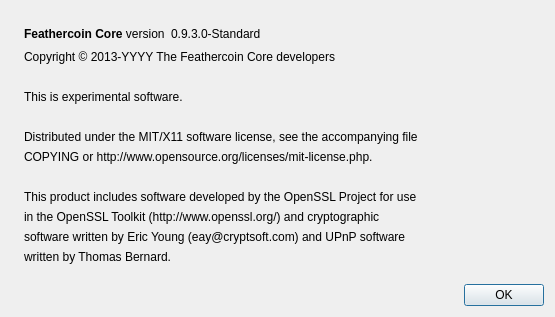
First picture: the form in src/qt/forms/aboutdialog.ui, repository FeatherCoin/Feathercoin, before the edit.
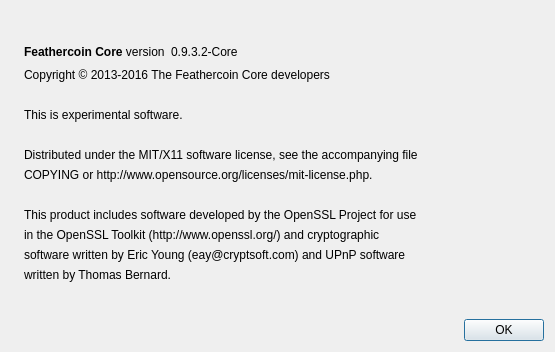
Second picture: the form after the edit. Icons and pictures are not drawn.

Commit message: Updated version and copyright date on about box - review on next release

The edit to the form file:
```diff
--- a/src/qt/forms/aboutdialog.ui
+++ b/src/qt/forms/aboutdialog.ui
@@ -7,7 +7,7 @@
     <x>0</x>
     <y>0</y>
     <width>555</width>
-    <height>317</height>
+    <height>352</height>
    </rect>
   </property>
   <property name="windowTitle">
@@ -63,7 +63,7 @@
           <cursorShape>IBeamCursor</cursorShape>
          </property>
          <property name="text">
-          <string notr="true">0.9.3.0-Standard</string>
+          <string notr="true">0.9.3.2-Core</string>
          </property>
          <property name="textInteractionFlags">
           <set>Qt::LinksAccessibleByMouse|Qt::TextSelectableByKeyboard|Qt::TextSelectableByMouse</set>
@@ -91,7 +91,7 @@
         <cursorShape>IBeamCursor</cursorShape>
        </property>
        <property name="text">
-        <string notr="true">Copyright &amp;copy; 2013-YYYY The Feathercoin Core developers</string>
+        <string notr="true">Copyright &amp;copy; 2013-2016  The Feathercoin Core developers</string>
        </property>
        <property name="textFormat">
         <enum>Qt::RichText</enum>
```
